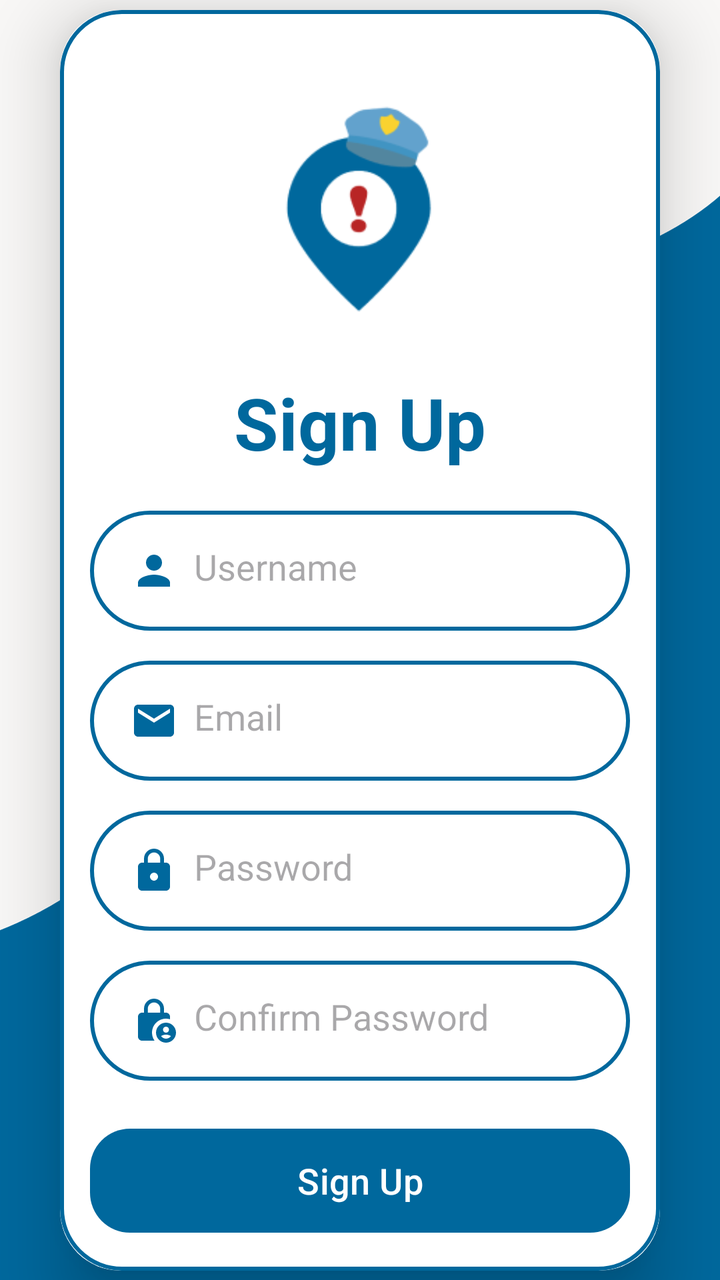
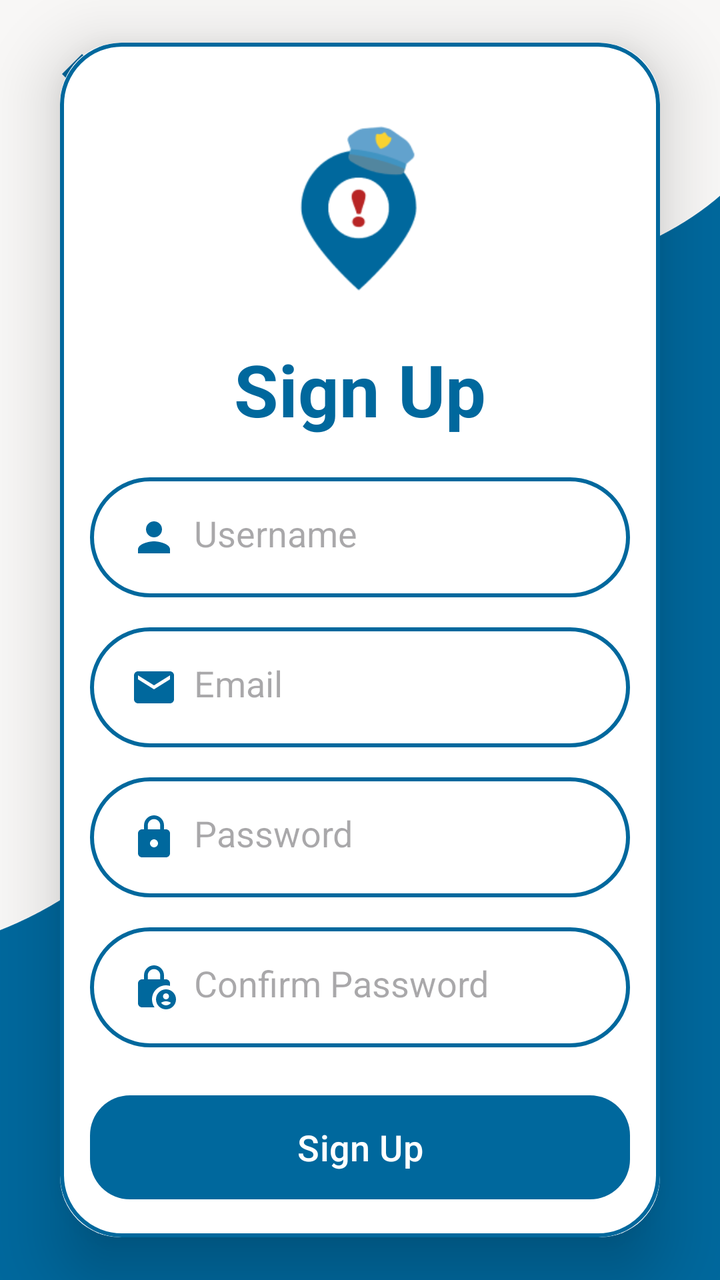

Before-and-after screenshots of an Android layout around one commit, followed by the original layout XML and the change that was made.
<!-- AndroidManifest.xml: application theme Theme.SafeGuardApp -->
<!-- res/layout/activity_sign_up.xml -->
<?xml version="1.0" encoding="utf-8"?>
<androidx.constraintlayout.widget.ConstraintLayout xmlns:android="http://schemas.android.com/apk/res/android"
    xmlns:app="http://schemas.android.com/apk/res-auto"
    xmlns:tools="http://schemas.android.com/tools"
    android:layout_width="match_parent"
    android:layout_height="match_parent"
    android:background="@drawable/login_background"
    tools:context=".SignUpActivity">

    <ImageView
        android:id="@+id/backLoginSignup"
        android:layout_width="wrap_content"
        android:layout_height="wrap_content"
        android:layout_marginStart="25dp"
        android:layout_marginTop="25dp"
        android:src="@drawable/baseline_arrow_back_ios_new_24"
        app:layout_constraintStart_toStartOf="parent"
        app:layout_constraintTop_toTopOf="parent" />

    <androidx.cardview.widget.CardView
        android:layout_width="match_parent"
        android:layout_height="wrap_content"
        android:layout_margin="30dp"
        app:cardCornerRadius="30dp"
        app:cardElevation="20dp"
        app:layout_constraintBottom_toBottomOf="parent"
        app:layout_constraintEnd_toEndOf="parent"
        app:layout_constraintStart_toStartOf="parent"
        app:layout_constraintTop_toTopOf="parent">

        <LinearLayout
            android:layout_width="match_parent"
            android:layout_height="wrap_content"
            android:layout_gravity="center_horizontal"
            android:background="@drawable/custom_edittext"
            android:orientation="vertical"
            android:padding="15dp">

            <ImageView
                android:layout_width="210dp"
                android:layout_height="167dp"
                android:layout_gravity="center_horizontal"
                android:src="@drawable/safe_guard_icon" />

            <TextView
                android:layout_width="match_parent"
                android:layout_height="wrap_content"
                android:text="Sign Up"
                android:textAlignment="center"
                android:textColor="@color/md_theme_light_primary"
                android:textSize="36sp"
                android:textStyle="bold" />

            <EditText
                android:id="@+id/editUsername"
                android:layout_width="match_parent"
                android:layout_height="60dp"
                android:layout_marginTop="20dp"
                android:background="@drawable/custom_edittext"
                android:drawableLeft="@drawable/baseline_person_24"
                android:drawablePadding="8dp"
                android:drawableTint="@color/md_theme_light_primary"
                android:hint="Username"
                android:padding="20dp"
                android:textColor="@color/black" />

            <EditText
                android:id="@+id/editEmail"
                android:layout_width="match_parent"
                android:layout_height="60dp"
                android:layout_marginTop="15dp"
                android:background="@drawable/custom_edittext"
                android:drawableLeft="@drawable/baseline_email_24"
                android:drawablePadding="8dp"
                android:hint="Email"
                android:padding="20dp"
                android:textColor="@color/black"
                android:inputType="textEmailAddress"/>

            <EditText
                android:id="@+id/editPassword"
                android:layout_width="match_parent"
                android:layout_height="60dp"
                android:layout_marginTop="15dp"
                android:background="@drawable/custom_edittext"
                android:drawableLeft="@drawable/baseline_lock_24"
                android:drawablePadding="8dp"
                android:hint="Password"
                android:padding="20dp"
                android:textColor="@color/black"
                android:inputType="textPassword"/>

            <EditText
                android:id="@+id/editConfirmPassword"
                android:layout_width="match_parent"
                android:layout_height="60dp"
                android:layout_marginTop="15dp"
                android:background="@drawable/custom_edittext"
                android:drawableLeft="@drawable/baseline_lock_person_24"
                android:drawablePadding="8dp"
                android:hint="Confirm Password"
                android:padding="20dp"
                android:textColor="@color/black"
                android:inputType="textPassword"/>

            <Button
                android:id="@+id/signupBtn"
                android:layout_width="match_parent"
                android:layout_height="60dp"
                android:layout_marginTop="20dp"
                android:text="Sign Up"
                android:textSize="18dp"
                app:cornerRadius="20dp" />

            <ProgressBar
                android:layout_width="wrap_content"
                android:layout_height="wrap_content"
                android:id="@+id/progressBar"
                android:layout_gravity="center_horizontal"
                android:elevation="10dp"
                android:visibility="gone"/>

        </LinearLayout>
    </androidx.cardview.widget.CardView>
</androidx.constraintlayout.widget.ConstraintLayout>
<!-- resources referenced by this layout -->
<resources>
  <color name="black">#000000</color>
  <color name="md_theme_light_primary">#00689D</color>
  <style name="Base.Theme.SafeGuardApp" parent="Theme.Material3.Light.NoActionBar">
          <item name="android:windowIsTranslucent">true</item>
  
          <item name="colorPrimary">@color/md_theme_light_primary</item>
          <item name="colorOnPrimary">@color/md_theme_light_onPrimary</item>
          <item name="colorPrimaryContainer">@color/md_theme_light_primaryContainer</item>
          <item name="colorOnPrimaryContainer">@color/md_theme_light_onPrimaryContainer</item>
  
          <item name="colorSecondary">@color/md_theme_light_secondary</item>
          <item name="colorOnSecondary">@color/md_theme_light_onSecondary</item>
          <item name="colorSecondaryContainer">@color/md_theme_light_secondaryContainer</item>
          <item name="colorOnSecondaryContainer">@color/md_theme_light_onSecondaryContainer</item>
  
          <item name="colorTertiary">@color/md_theme_light_tertiary</item>
          <item name="colorOnTertiary">@color/md_theme_light_onTertiary</item>
          <item name="colorTertiaryContainer">@color/md_theme_light_tertiaryContainer</item>
          <item name="colorOnTertiaryContainer">@color/md_theme_light_onTertiaryContainer</item>
  
          <item name="colorError">@color/md_theme_light_error</item>
          <item name="colorErrorContainer">@color/md_theme_light_errorContainer</item>
          <item name="colorOnError">@color/md_theme_light_onError</item>
          <item name="colorOnErrorContainer">@color/md_theme_light_onErrorContainer</item>
  
          <item name="android:colorBackground">@color/md_theme_light_background</item>
          <item name="colorOnBackground">@color/md_theme_light_onBackground</item>
  
          <item name="colorOutline">@color/md_theme_light_outline</item>
          <item name="colorOnSurfaceInverse">@color/md_theme_light_inverseOnSurface</item>
          <item name="colorSurfaceInverse">@color/md_theme_light_inverseSurface</item>
          <item name="colorSurface">@color/md_theme_light_surface</item>
          <item name="colorOnSurface">@color/md_theme_light_onSurface</item>
          <item name="colorSurfaceVariant">@color/md_theme_light_surfaceVariant</item>
          <item name="colorOnSurfaceVariant">@color/md_theme_light_onSurfaceVariant</item>
          <item name="colorPrimaryInverse">@color/md_theme_light_inversePrimary</item>
  
          <item name="android:statusBarColor">?attr/colorPrimaryVariant</item>
  
      </style>
  <color name="md_theme_light_onPrimary">#FFFFFF</color>
  <color name="md_theme_light_secondary">#51606F</color>
  <color name="md_theme_light_onSecondary">#FFFFFF</color>
  <color name="md_theme_light_tertiary">#66587B</color>
  <color name="md_theme_light_onTertiary">#FFFFFF</color>
  <color name="md_theme_light_error">#BA1A1A</color>
  <color name="md_theme_light_errorContainer">#FFDAD6</color>
  <color name="md_theme_light_onError">#FFFFFF</color>
  <color name="md_theme_light_background">#F8F7F6</color>
  <color name="md_theme_light_onBackground">#1A1C1E</color>
  <color name="md_theme_light_outline">#72787E</color>
  <color name="md_theme_light_inverseSurface">#2F3133</color>
  <color name="md_theme_light_surface">#F9F9FC</color>
  <color name="md_theme_light_onSurface">#1A1C1E</color>
  <color name="md_theme_light_surfaceVariant">#DEE3EB</color>
  <color name="md_theme_light_onSurfaceVariant">#42474E</color>
  <color name="md_theme_light_inversePrimary">#92CCFF</color>
  <!-- unchanged entries left out for length: 17 -->
</resources>

<!-- the commit's change to res/layout/activity_sign_up.xml (unified diff, before → after) -->
@@ -18,6 +18,7 @@
         app:layout_constraintTop_toTopOf="parent" />
 
     <androidx.cardview.widget.CardView
+        android:id="@+id/cardView"
         android:layout_width="match_parent"
         android:layout_height="wrap_content"
         android:layout_margin="30dp"
@@ -37,8 +38,8 @@
             android:padding="15dp">
 
             <ImageView
-                android:layout_width="210dp"
-                android:layout_height="167dp"
+                android:layout_width="151dp"
+                android:layout_height="134dp"
                 android:layout_gravity="center_horizontal"
                 android:src="@drawable/safe_guard_icon" />
 
@@ -73,9 +74,9 @@
                 android:drawableLeft="@drawable/baseline_email_24"
                 android:drawablePadding="8dp"
                 android:hint="Email"
+                android:inputType="textEmailAddress"
                 android:padding="20dp"
-                android:textColor="@color/black"
-                android:inputType="textEmailAddress"/>
+                android:textColor="@color/black" />
 
             <EditText
                 android:id="@+id/editPassword"
@@ -86,9 +87,9 @@
                 android:drawableLeft="@drawable/baseline_lock_24"
                 android:drawablePadding="8dp"
                 android:hint="Password"
+                android:inputType="textPassword"
                 android:padding="20dp"
-                android:textColor="@color/black"
-                android:inputType="textPassword"/>
+                android:textColor="@color/black" />
 
             <EditText
                 android:id="@+id/editConfirmPassword"
@@ -99,9 +100,9 @@
                 android:drawableLeft="@drawable/baseline_lock_person_24"
                 android:drawablePadding="8dp"
                 android:hint="Confirm Password"
+                android:inputType="textPassword"
                 android:padding="20dp"
-                android:textColor="@color/black"
-                android:inputType="textPassword"/>
+                android:textColor="@color/black" />
 
             <Button
                 android:id="@+id/signupBtn"
@@ -113,12 +114,12 @@
                 app:cornerRadius="20dp" />
 
             <ProgressBar
+                android:id="@+id/progressBar"
                 android:layout_width="wrap_content"
                 android:layout_height="wrap_content"
-                android:id="@+id/progressBar"
                 android:layout_gravity="center_horizontal"
                 android:elevation="10dp"
-                android:visibility="gone"/>
+                android:visibility="gone" />
 
         </LinearLayout>
     </androidx.cardview.widget.CardView>
<!-- resource entries referenced after the edit -->
@@ -4,6 +4,7 @@
   <color name="md_theme_light_primary">#00689D</color>
   <style name="Base.Theme.SafeGuardApp" parent="Theme.Material3.Light.NoActionBar">
           <item name="android:windowIsTranslucent">true</item>
+          <item name="android:windowAnimationStyle">@style/CustomActivityAnimation</item>
   
           <item name="colorPrimary">@color/md_theme_light_primary</item>
           <item name="colorOnPrimary">@color/md_theme_light_onPrimary</item>
@@ -40,6 +41,12 @@
           <item name="android:statusBarColor">?attr/colorPrimaryVariant</item>
   
       </style>
+  <style name="CustomActivityAnimation" parent="@android:style/Animation.Activity">
+          <item name="android:activityOpenEnterAnimation">@anim/slide_in_right</item>
+          <item name="android:activityOpenExitAnimation">@anim/slide_out_left</item>
+          <item name="android:activityCloseEnterAnimation">@anim/slide_in_left</item>
+          <item name="android:activityCloseExitAnimation">@anim/slide_out_right</item>
+      </style>
   <color name="md_theme_light_onPrimary">#FFFFFF</color>
   <color name="md_theme_light_secondary">#51606F</color>
   <color name="md_theme_light_onSecondary">#FFFFFF</color>
